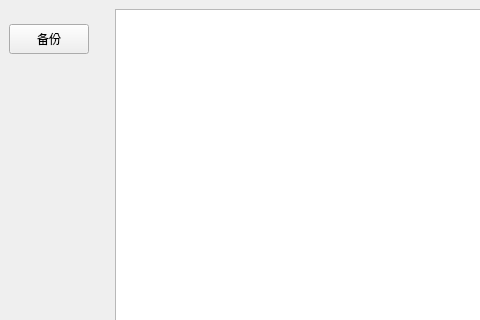
Above: src/gui/btmainwindow.ui from realth000/BackTook before the change; both pictures show x 0 to 480 and y 0 to 320 of the 1000 by 700 pixel window. Below: the same form after it.
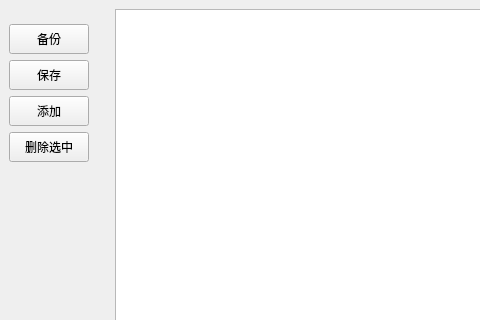
That is the form after the change.

Commit message:
feat(Config): Support add and delete backup config
New features:
    Support add and delete backup config.

What changed in the file:
```diff
--- a/src/gui/btmainwindow.ui
+++ b/src/gui/btmainwindow.ui
@@ -60,6 +60,51 @@
           </property>
          </widget>
         </item>
+        <item>
+         <widget class="QPushButton" name="saveBackupPushButton">
+          <property name="minimumSize">
+           <size>
+            <width>0</width>
+            <height>30</height>
+           </size>
+          </property>
+          <property name="text">
+           <string>保存</string>
+          </property>
+         </widget>
+        </item>
+        <item>
+         <widget class="QPushButton" name="addBackupPushButton">
+          <property name="minimumSize">
+           <size>
+            <width>0</width>
+            <height>30</height>
+           </size>
+          </property>
+          <property name="text">
+           <string>添加</string>
+          </property>
+         </widget>
+        </item>
+        <item>
+         <widget class="QPushButton" name="deleteBackupPushButton">
+          <property name="minimumSize">
+           <size>
+            <width>0</width>
+            <height>30</height>
+           </size>
+          </property>
+          <property name="maximumSize">
+           <size>
+            <width>16777215</width>
+            <height>30</height>
+           </size>
+          </property>
+          <property name="text">
+           <string>删除选中</string>
+          </property>
+         </widget>
+        </item>
         <item>
          <spacer name="verticalSpacer">
           <property name="orientation">
```
The commit also changes 13 other files.
